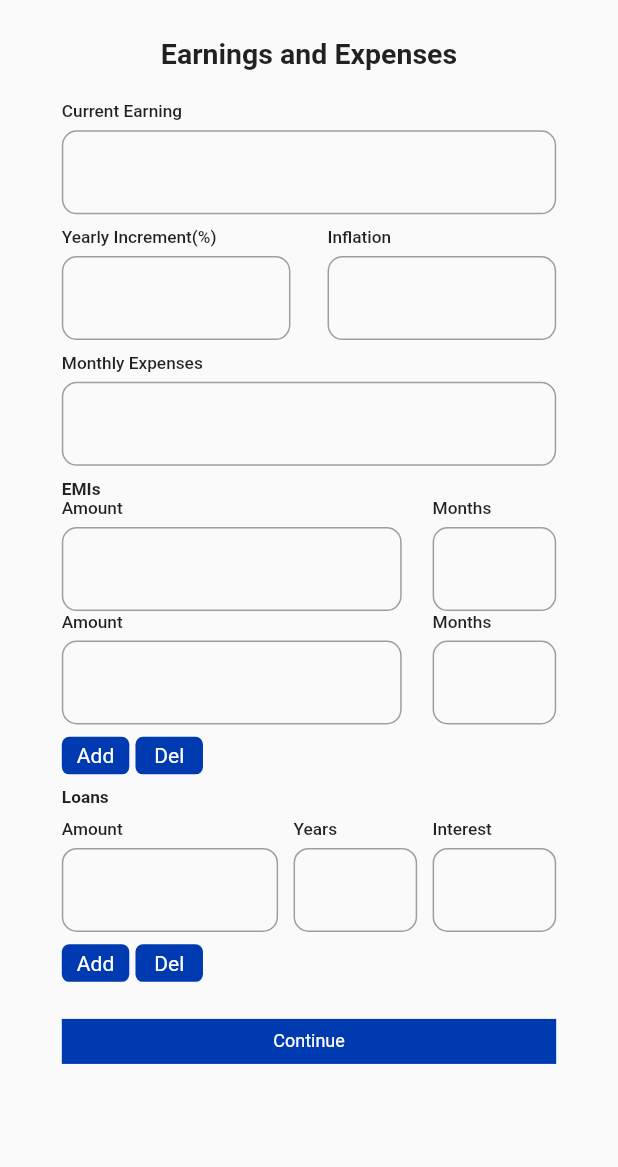
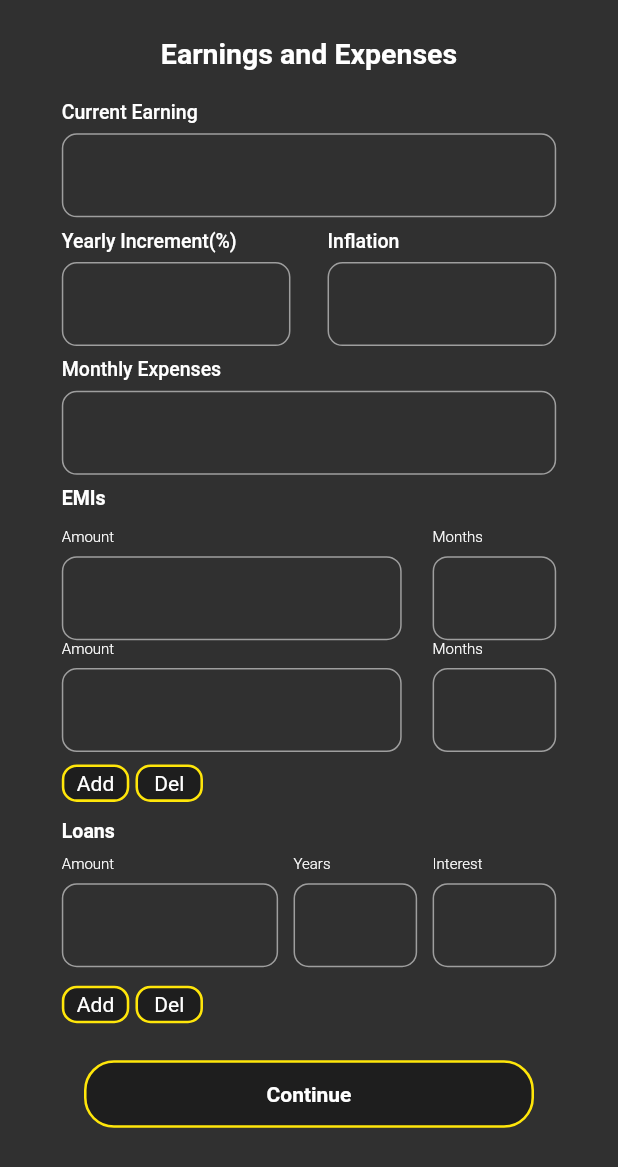
Before and after one commit to kiyoshi-87/RetireMate, a Flutter app: the Earnings screen opened by its route, after a tap on "Add", on a phone screen of 412 x 824 dp. Shown: the top 1167 px of the screen. Run offline on Flutter 3.47's test engine with Material 2 defaults, Android fonts, the phone set to English and light mode, and no system bars; our stand-ins replace email_validator, firebase_auth, firebase_core; accounts and stored records are empty.

```diff
--- a/lib/constants.dart
+++ b/lib/constants.dart
@@ -1,5 +1,6 @@
 const appname = "Retiremate";
 const primary_color = 0xffFFE60A;
+const secondary_color = 0xff1E1E1E;
 const current_earnings = "current_earnings";
 const yearly_increment = "yearly_increment";
 const inflation = "inflation";
--- a/lib/main.dart
+++ b/lib/main.dart
@@ -10,6 +10,7 @@ import 'package:retirement_app/screens/Signup.dart';
 import 'package:firebase_core/firebase_core.dart';
 import 'package:firebase_auth/firebase_auth.dart';
 import './models/result.dart';
+import './constants.dart' as Constants;
 
 Future main() async {
   WidgetsFlutterBinding.ensureInitialized();
@@ -25,7 +26,10 @@ class MyApp extends StatelessWidget {
     return MaterialApp(
       title: 'Retiremate',
       debugShowCheckedModeBanner: false,
-      theme: ThemeData.light(),
+      theme: ThemeData(
+        brightness: Brightness.dark,
+        primaryColor: Color(Constants.secondary_color),
+      ),
       home: MainPage(),
       onGenerateRoute: RouteGenerator.generateRoute,
     );
--- a/lib/screens/EarningsAndExpenses.dart
+++ b/lib/screens/EarningsAndExpenses.dart
@@ -100,7 +100,7 @@ class _EarningsState extends State<Earnings> {
                       const Text(
                         "Current Earning",
                         style: TextStyle(
-                            fontSize: 11.5, fontWeight: FontWeight.w500),
+                            fontSize: 13, fontWeight: FontWeight.w500),
                       ),
                       SizedBox(
                         height: deviceSize.height * 0.008,
@@ -145,7 +145,7 @@ class _EarningsState extends State<Earnings> {
                             const Text(
                               "Yearly Increment(%)",
                               style: TextStyle(
-                                  fontSize: 11.5, fontWeight: FontWeight.w500),
+                                  fontSize: 13, fontWeight: FontWeight.w500),
                             ),
                             SizedBox(
                               height: deviceSize.height * 0.008,
@@ -187,7 +187,7 @@ class _EarningsState extends State<Earnings> {
                             const Text(
                               "Inflation",
                               style: TextStyle(
-                                  fontSize: 11.5, fontWeight: FontWeight.w500),
+                                  fontSize: 13, fontWeight: FontWeight.w500),
                             ),
                             SizedBox(
                               height: deviceSize.height * 0.008,
@@ -231,7 +231,7 @@ class _EarningsState extends State<Earnings> {
                       const Text(
                         "Monthly Expenses",
                         style: TextStyle(
-                            fontSize: 11.5, fontWeight: FontWeight.w500),
+                            fontSize: 13, fontWeight: FontWeight.w500),
                       ),
                       SizedBox(
                         height: deviceSize.height * 0.008,
@@ -272,9 +272,12 @@ class _EarningsState extends State<Earnings> {
                       Text(
                         "EMIs",
                         style: TextStyle(
-                            fontSize: 11.5, fontWeight: FontWeight.w600),
+                            fontSize: 13, fontWeight: FontWeight.w600),
                       ),
                     ],
+                  ),
+                  SizedBox(
+                    height: deviceSize.height * 0.015,
                   ),
                   Column(
                     mainAxisSize: MainAxisSize.min,
@@ -296,9 +299,12 @@ class _EarningsState extends State<Earnings> {
                               width: 45,
                               alignment: Alignment.center,
                               decoration: BoxDecoration(
-                                color: const Color(0xFF003AB1),
-                                borderRadius: BorderRadius.circular(5),
-                              ),
+                                  color: Color(Constants.secondary_color),
+                                  borderRadius:
+                                      BorderRadius.all(Radius.circular(10)),
+                                  border: Border.all(
+                                      color: Color(Constants.primary_color),
+                                      width: 1.7)),
                               child: const Text(
                                 "Add",
                                 style: TextStyle(
@@ -316,9 +322,12 @@ class _EarningsState extends State<Earnings> {
                               width: 45,
                               alignment: Alignment.center,
                               decoration: BoxDecoration(
-                                color: const Color(0xFF003AB1),
-                                borderRadius: BorderRadius.circular(5),
-                              ),
+                                  color: Color(Constants.secondary_color),
+                                  borderRadius:
+                                      BorderRadius.all(Radius.circular(10)),
+                                  border: Border.all(
+                                      color: Color(Constants.primary_color),
+                                      width: 1.7)),
                               child: const Text(
                                 "Del",
                                 style: TextStyle(
@@ -331,7 +340,7 @@ class _EarningsState extends State<Earnings> {
                     ],
                   ),
                   SizedBox(
-                    height: deviceSize.height * 0.01,
+                    height: deviceSize.height * 0.015,
                   ),
                   Row(
                     mainAxisAlignment: MainAxisAlignment.start,
@@ -339,7 +348,7 @@ class _EarningsState extends State<Earnings> {
                       Text(
                         "Loans",
                         style: TextStyle(
-                            fontSize: 11.5, fontWeight: FontWeight.w600),
+                            fontSize: 13, fontWeight: FontWeight.w600),
                       ),
                     ],
                   ),
@@ -355,7 +364,7 @@ class _EarningsState extends State<Earnings> {
                           itemCount: loanDetailsList.length,
                           itemBuilder: (_, index) => loanDetailsList[index]),
                       SizedBox(
-                        height: deviceSize.height * 0.01,
+                        height: deviceSize.height * 0.015,
                       ),
                       Row(
                         children: [
@@ -366,9 +375,12 @@ class _EarningsState extends State<Earnings> {
                               width: 45,
                               alignment: Alignment.center,
                               decoration: BoxDecoration(
-                                color: const Color(0xFF003AB1),
-                                borderRadius: BorderRadius.circular(5),
-                              ),
+                                  color: Color(Constants.secondary_color),
+                                  borderRadius:
+                                      BorderRadius.all(Radius.circular(10)),
+                                  border: Border.all(
+                                      color: Color(Constants.primary_color),
+                                      width: 1.7)),
                               child: const Text(
                                 "Add",
                                 style: TextStyle(
@@ -386,9 +398,12 @@ class _EarningsState extends State<Earnings> {
                               width: 45,
                               alignment: Alignment.center,
                               decoration: BoxDecoration(
-                                color: const Color(0xFF003AB1),
-                                borderRadius: BorderRadius.circular(5),
-                              ),
+                                  color: Color(Constants.secondary_color),
+                                  borderRadius:
+                                      BorderRadius.all(Radius.circular(10)),
+                                  border: Border.all(
+                                      color: Color(Constants.primary_color),
+                                      width: 1.7)),
                               child: const Text(
                                 "Del",
                                 style: TextStyle(
@@ -425,13 +440,21 @@ class _EarningsState extends State<Earnings> {
                       }
                     },
                     child: Container(
-                      height: 30,
-                      width: 360,
-                      color: const Color(0xFF003AB1),
+                      height: 45,
+                      width: 300,
+                      decoration: BoxDecoration(
+                          color: Color(Constants.secondary_color),
+                          borderRadius: BorderRadius.all(Radius.circular(20)),
+                          border: Border.all(
+                              color: Color(Constants.primary_color),
+                              width: 1.7)),
                       alignment: Alignment.center,
                       child: const Text(
                         "Continue",
-                        style: TextStyle(color: Colors.white, fontSize: 12),
+                        style: TextStyle(
+                            color: Colors.white,
+                            fontSize: 14,
+                            fontWeight: FontWeight.w700),
                       ),
                     ),
                   ),
@@ -466,7 +489,7 @@ class Emidetails extends StatelessWidget {
             children: [
               const Text(
                 "Amount",
-                style: TextStyle(fontSize: 11.5, fontWeight: FontWeight.w500),
+                style: TextStyle(fontSize: 10, fontWeight: FontWeight.w300),
               ),
               SizedBox(
                 height: deviceSize.height * 0.008,
@@ -501,7 +524,7 @@ class Emidetails extends StatelessWidget {
             children: [
               const Text(
                 "Months",
-                style: TextStyle(fontSize: 11.5, fontWeight: FontWeight.w500),
+                style: TextStyle(fontSize: 10, fontWeight: FontWeight.w300),
               ),
               SizedBox(
                 height: deviceSize.height * 0.008,
@@ -553,7 +576,7 @@ class LoanDetails extends StatelessWidget {
             children: [
               const Text(
                 "Amount",
-                style: TextStyle(fontSize: 11.5, fontWeight: FontWeight.w500),
+                style: TextStyle(fontSize: 10, fontWeight: FontWeight.w300),
               ),
               SizedBox(
                 height: deviceSize.height * 0.008,
@@ -588,7 +611,7 @@ class LoanDetails extends StatelessWidget {
             children: [
               const Text(
                 "Years",
-                style: TextStyle(fontSize: 11.5, fontWeight: FontWeight.w500),
+                style: TextStyle(fontSize: 10, fontWeight: FontWeight.w300),
               ),
               SizedBox(
                 height: deviceSize.height * 0.008,
@@ -623,7 +646,7 @@ class LoanDetails extends StatelessWidget {
             children: [
               const Text(
                 "Interest",
-                style: TextStyle(fontSize: 11.5, fontWeight: FontWeight.w500),
+                style: TextStyle(fontSize: 10, fontWeight: FontWeight.w300),
               ),
               SizedBox(
                 height: deviceSize.height * 0.008,
--- a/lib/screens/HomePage.dart
+++ b/lib/screens/HomePage.dart
@@ -20,7 +20,7 @@ class _HomepageState extends State<Homepage> {
     final data = (ModalRoute.of(context)!.settings.arguments ??
         ResultData(0, 0, 0, 0, HashMap())) as ResultData;
     // print(data.investments[Constants.stock_investments]);
-
+    User? user = FirebaseAuth.instance.currentUser!;
     return Scaffold(
         appBar: AppBar(title: const Text(Constants.appname)),
         drawer: Drawer(
@@ -30,26 +30,39 @@ class _HomepageState extends State<Homepage> {
             children: [
               DrawerHeader(
                 decoration: const BoxDecoration(
-                  color: Colors.blue,
+                  color: Color(Constants.secondary_color),
                 ),
                 child: Padding(
                   padding: EdgeInsets.fromLTRB(deviceSize.width * 0.01,
-                      deviceSize.height * 0.01, deviceSize.width * 0.01, 0),
+                      deviceSize.height * 0.005, deviceSize.width * 0.01, 0),
                   child: Column(
                     crossAxisAlignment: CrossAxisAlignment.start,
                     children: [
                       Column(
-                        crossAxisAlignment: CrossAxisAlignment.center,
+                        crossAxisAlignment: CrossAxisAlignment.start,
                         children: [
-                          const Text(
-                            "My Profile ",
-                            style: TextStyle(color: Colors.white),
+                          Padding(
+                            padding:
+                                EdgeInsets.only(left: deviceSize.width * 0.015),
+                            child: const Text(
+                              "My Profile ",
+                              style: TextStyle(color: Colors.white),
+                            ),
                           ),
                           SizedBox(
                             height: deviceSize.height * 0.01,
                           ),
                           const CircleAvatar(
-                            radius: 40, // Image radius
+                            radius: 40,
+                            backgroundColor:
+                                Color.fromARGB(255, 75, 75, 75), // Image radius
+                          ),
+                          SizedBox(
+                            height: deviceSize.height * 0.01,
+                          ),
+                          Text(
+                            "${user.email}",
+                            style: TextStyle(color: Colors.white),
                           ),
                         ],
                       ),
```
Also changed, not shown: lib/screens/Investments.dart (+14 -5 lines), lib/screens/Login.dart (+72 -30 lines), lib/screens/Signup.dart (+82 -56 lines).
